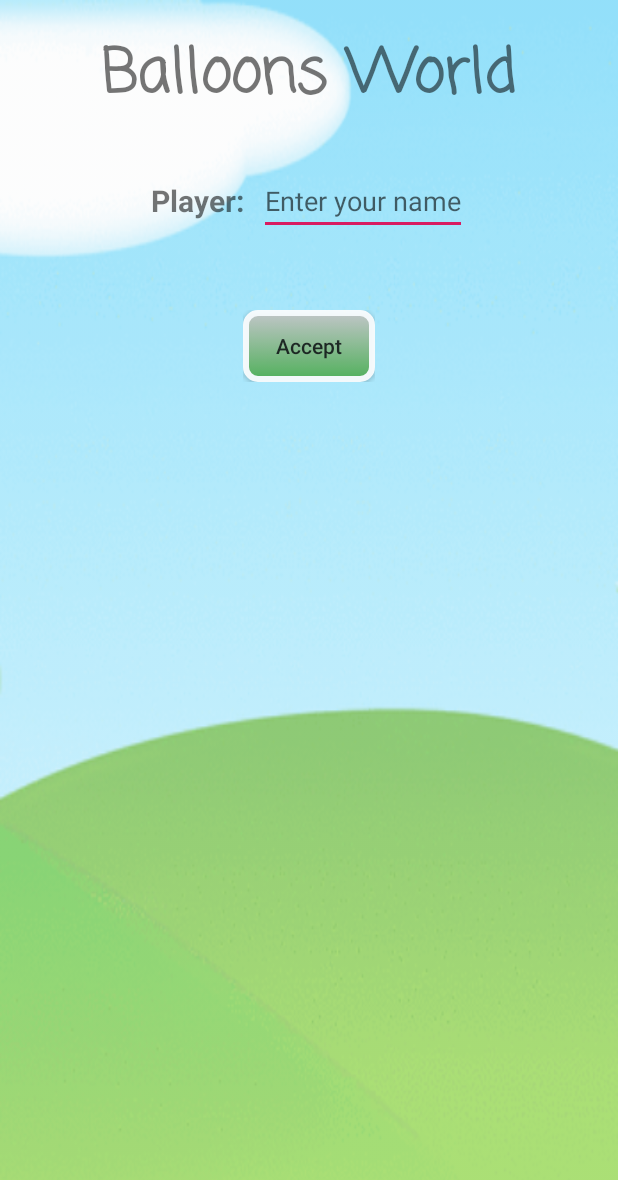
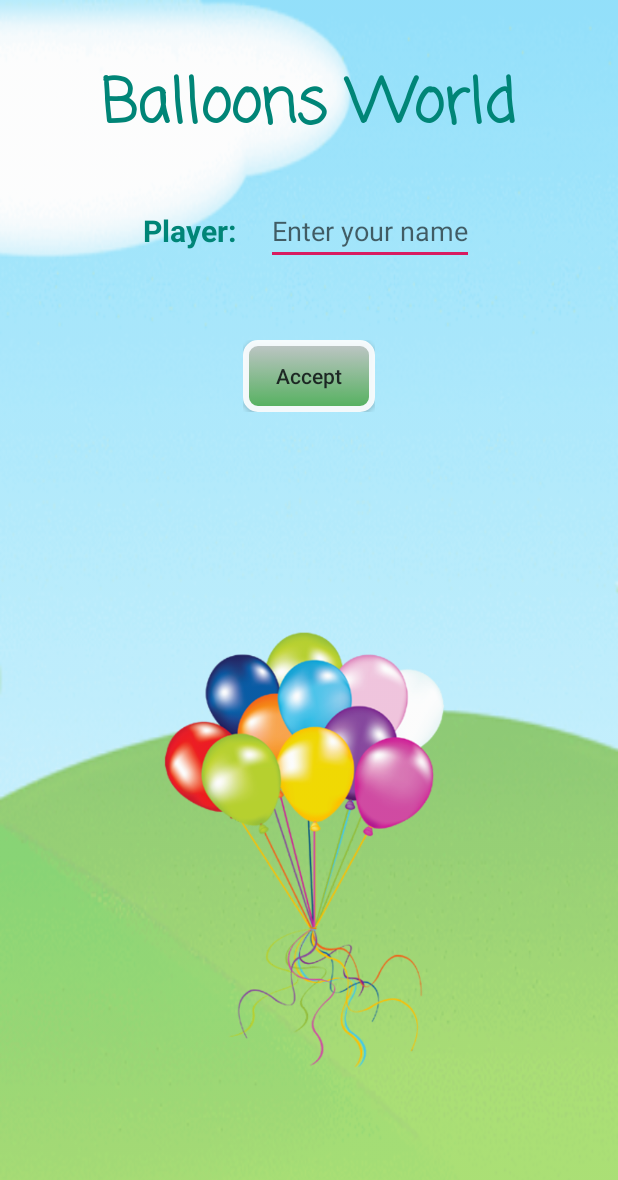
Before and after one commit to Idans123/AndroidProject, an Android app: the screen it shows after launch (MainActivity), on a phone screen of 412 x 824 dp. Shown: the top 1180 px of the screen. Run offline under Robolectric (Android 15) with nearby library versions, the phone set to English and light mode, and no system bars; libraries missing offline, so code that uses them is left out: com.daimajia.androidanimations; 2 statements that could not run were skipped.

Commit message:
add balloons with animation to MainActivity

```diff
--- a/app/src/main/java/com/example/balloonsworld/MainActivity.java
+++ b/app/src/main/java/com/example/balloonsworld/MainActivity.java
@@ -1,10 +1,8 @@
 package com.example.balloonsworld;
 
-import androidx.appcompat.app.AlertDialog;
 import androidx.appcompat.app.AppCompatActivity;
-
+import android.animation.ObjectAnimator;
 import android.app.Activity;
-import android.content.DialogInterface;
 import android.content.Intent;
 import android.content.SharedPreferences;
 import android.os.Bundle;
@@ -17,7 +15,6 @@ import android.widget.Toast;
 import com.daimajia.androidanimations.library.Techniques;
 import com.daimajia.androidanimations.library.YoYo;
 
-import org.w3c.dom.Text;
 
 public class MainActivity extends AppCompatActivity {
     SharedPreferences sharedPreferences;
@@ -51,6 +48,7 @@ public class MainActivity extends AppCompatActivity {
                 }
             }
         });
+        YoYo.with(Techniques.RollOut).duration(2000).delay(1000).repeat(YoYo.INFINITE).repeatMode(ObjectAnimator.REVERSE).playOn(findViewById(R.id.balloonsIV));
     }
 
     @Override
--- a/app/src/main/res/layout/activity_main.xml
+++ b/app/src/main/res/layout/activity_main.xml
@@ -12,9 +12,10 @@
        android:textSize="40sp"
        android:textStyle="bold"
        android:layout_centerHorizontal="true"
-       android:layout_marginTop="20dp"
+       android:layout_marginTop="40dp"
        android:id="@+id/welcomeTV"
-       android:fontFamily="casual"/>
+       android:fontFamily="casual"
+       android:textColor="@color/colorPrimary"/>
     <RelativeLayout
         android:layout_width="wrap_content"
         android:layout_height="wrap_content"
@@ -29,7 +30,9 @@
             android:text="@string/playerTV"
             android:layout_centerVertical="true"
             android:textStyle="bold"
-            android:textSize="20sp"/>
+            android:textSize="20sp"
+            android:textColor="@color/colorPrimary"
+            android:layout_marginEnd="10dp"/>
         <EditText
             android:layout_width="wrap_content"
             android:layout_height="wrap_content"
@@ -56,5 +59,20 @@
 
 
     </RelativeLayout>
+<RelativeLayout
+    android:layout_width="match_parent"
+    android:layout_height="match_parent"
+    android:layout_below="@+id/AcceptRl"
+    android:layout_centerInParent="true"
+    android:layout_marginTop="30dp">
+    <ImageView
+        android:layout_width="300dp"
+        android:layout_height="300dp"
+        android:layout_centerInParent="true"
+        android:src="@drawable/birthday_balloons"
+        android:scaleType="fitXY"
+        android:background="@null"
+        android:id="@+id/balloonsIV"/>
 
 </RelativeLayout>
+</RelativeLayout>
```
Also changed, not shown: app/src/main/res/drawable/birthday_balloons.png (added).
